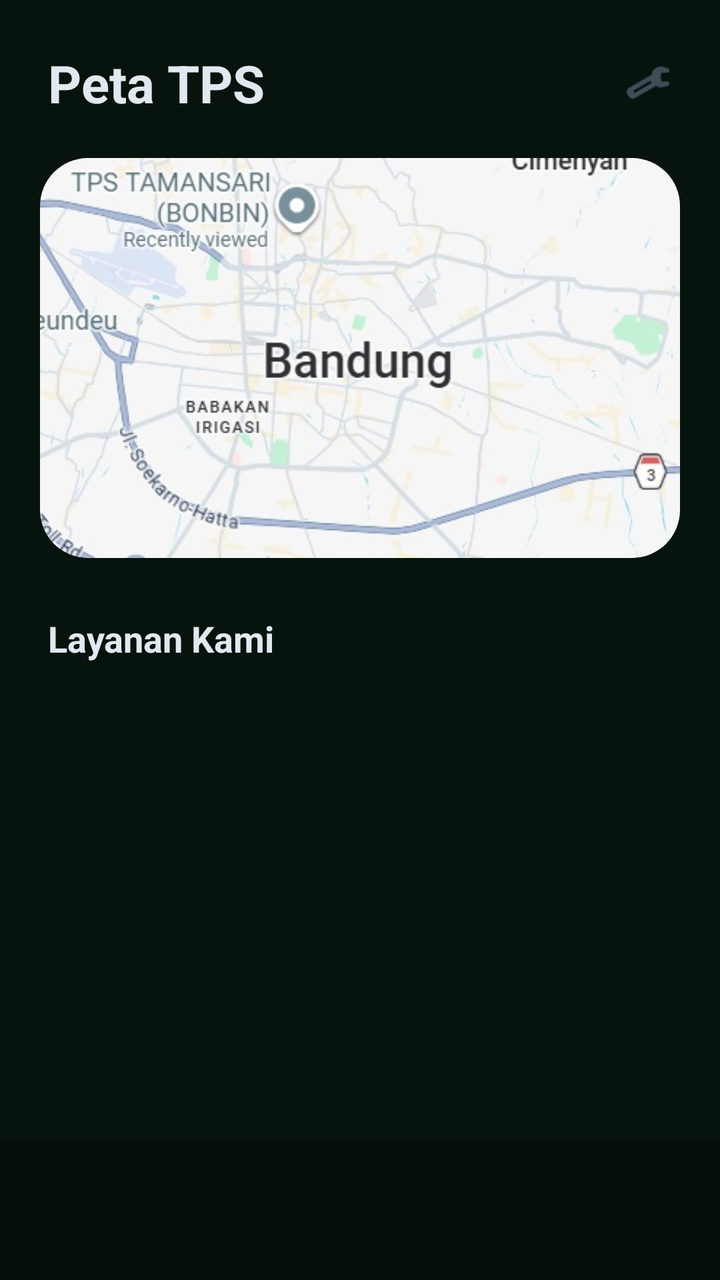
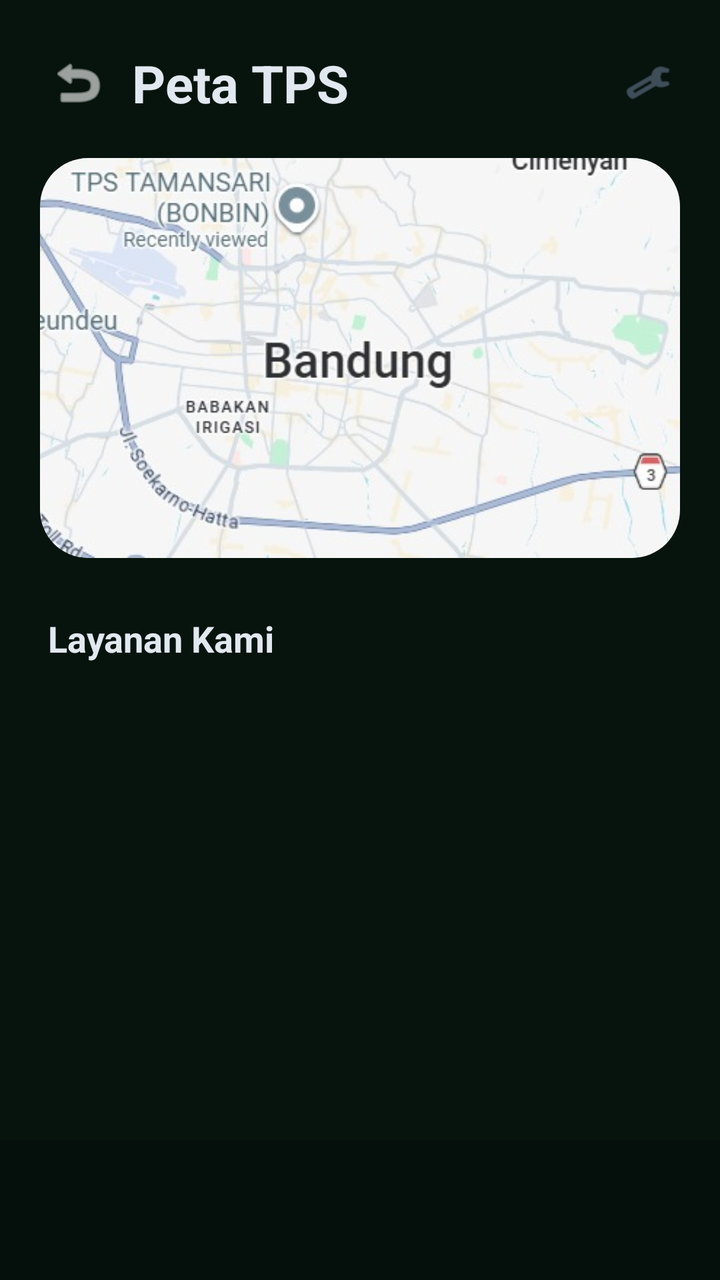

The first picture is an Android layout as it rendered before a commit; the second is the same layout after the commit. The layout source and the unified diff follow.
<!-- AndroidManifest.xml: application theme Theme.EcoSort -->
<!-- res/layout/activity_tps.xml -->
<?xml version="1.0" encoding="utf-8"?>
<androidx.coordinatorlayout.widget.CoordinatorLayout xmlns:android="http://schemas.android.com/apk/res/android"
    xmlns:app="http://schemas.android.com/apk/res-auto"
    android:id="@+id/main"
    android:layout_width="match_parent"
    android:layout_height="match_parent"
    android:background="#07140E">

    <androidx.core.widget.NestedScrollView
        android:layout_width="match_parent"
        android:layout_height="match_parent"
        android:paddingBottom="70dp"
        android:clipToPadding="false">

        <LinearLayout
            android:layout_width="match_parent"
            android:layout_height="wrap_content"
            android:orientation="vertical">

            <LinearLayout
                android:layout_width="match_parent"
                android:layout_height="wrap_content"
                android:orientation="horizontal"
                android:paddingHorizontal="24dp"
                android:paddingTop="24dp"
                android:paddingBottom="12dp"
                android:gravity="center_vertical">

                <TextView
                    android:layout_width="0dp"
                    android:layout_height="wrap_content"
                    android:layout_weight="1"
                    android:text="Peta TPS"
                    android:textSize="26sp"
                    android:textStyle="bold"
                    android:textColor="#E2E8F0" />

                <ImageView
                    android:layout_width="24dp"
                    android:layout_height="24dp"
                    android:src="@android:drawable/ic_menu_preferences"
                    app:tint="#64748B" />
            </LinearLayout>

            <androidx.cardview.widget.CardView
                android:layout_width="match_parent"
                android:layout_height="200dp"
                android:layout_marginHorizontal="20dp"
                android:layout_marginVertical="8dp"
                app:cardCornerRadius="24dp"
                app:cardElevation="0dp"
                app:cardBackgroundColor="#0B1C14">

                <ImageView
                    android:layout_width="match_parent"
                    android:layout_height="match_parent"
                    android:src="@drawable/img_maps"
                    android:scaleType="centerCrop" />

            </androidx.cardview.widget.CardView>

            <TextView
                android:layout_width="wrap_content"
                android:layout_height="wrap_content"
                android:layout_marginHorizontal="24dp"
                android:layout_marginTop="20dp"
                android:layout_marginBottom="12dp"
                android:text="Layanan Kami"
                android:textColor="#E2E8F0"
                android:textSize="18sp"
                android:textStyle="bold" />

            <androidx.recyclerview.widget.RecyclerView
                android:id="@+id/rvTps"
                android:layout_width="match_parent"
                android:layout_height="wrap_content"
                android:paddingHorizontal="16dp"
                android:nestedScrollingEnabled="false"
                android:scrollbars="none" />

        </LinearLayout>
    </androidx.core.widget.NestedScrollView>

    <com.google.android.material.bottomnavigation.BottomNavigationView
        android:layout_width="match_parent"
        android:layout_height="70dp"
        android:layout_gravity="bottom"
        android:background="#050F0B"
        app:itemIconTint="#475569"
        app:itemTextColor="#475569" />

</androidx.coordinatorlayout.widget.CoordinatorLayout>
<!-- resources referenced by this layout -->
<resources>
  <!-- drawable img_maps: jpeg bitmap (drawable, 41404 bytes) -->
  <style name="Theme.EcoSort" parent="Base.Theme.EcoSort" />
  <style name="Base.Theme.EcoSort" parent="Theme.MaterialComponents.DayNight.NoActionBar">
          <item name="colorPrimary">#34D399</item>
          <item name="android:windowBackground">#07140E</item>
          <item name="colorSecondaryContainer">#113C24</item>
          <item name="colorOnSecondaryContainer">#34D399</item>
      </style>
</resources>

<!-- the commit's change to res/layout/activity_tps.xml (unified diff, before → after) -->
@@ -4,82 +4,89 @@
     android:id="@+id/main"
     android:layout_width="match_parent"
     android:layout_height="match_parent"
-    android:background="#07140E">
+    android:background="#07140E"
+    android:fitsSystemWindows="true"> <androidx.core.widget.NestedScrollView
+    android:layout_width="match_parent"
+    android:layout_height="match_parent"
+    android:paddingBottom="70dp"
+    android:clipToPadding="false">
 
-    <androidx.core.widget.NestedScrollView
+    <LinearLayout
         android:layout_width="match_parent"
-        android:layout_height="match_parent"
-        android:paddingBottom="70dp"
-        android:clipToPadding="false">
+        android:layout_height="wrap_content"
+        android:orientation="vertical">
 
         <LinearLayout
             android:layout_width="match_parent"
             android:layout_height="wrap_content"
-            android:orientation="vertical">
+            android:orientation="horizontal"
+            android:paddingHorizontal="24dp"
+            android:paddingTop="24dp"
+            android:paddingBottom="12dp"
+            android:gravity="center_vertical">
 
-            <LinearLayout
-                android:layout_width="match_parent"
-                android:layout_height="wrap_content"
-                android:orientation="horizontal"
-                android:paddingHorizontal="24dp"
-                android:paddingTop="24dp"
-                android:paddingBottom="12dp"
-                android:gravity="center_vertical">
-
-                <TextView
-                    android:layout_width="0dp"
-                    android:layout_height="wrap_content"
-                    android:layout_weight="1"
-                    android:text="Peta TPS"
-                    android:textSize="26sp"
-                    android:textStyle="bold"
-                    android:textColor="#E2E8F0" />
-
-                <ImageView
-                    android:layout_width="24dp"
-                    android:layout_height="24dp"
-                    android:src="@android:drawable/ic_menu_preferences"
-                    app:tint="#64748B" />
-            </LinearLayout>
-
-            <androidx.cardview.widget.CardView
-                android:layout_width="match_parent"
-                android:layout_height="200dp"
-                android:layout_marginHorizontal="20dp"
-                android:layout_marginVertical="8dp"
-                app:cardCornerRadius="24dp"
-                app:cardElevation="0dp"
-                app:cardBackgroundColor="#0B1C14">
-
-                <ImageView
-                    android:layout_width="match_parent"
-                    android:layout_height="match_parent"
-                    android:src="@drawable/img_maps"
-                    android:scaleType="centerCrop" />
-
-            </androidx.cardview.widget.CardView>
+            <ImageView
+                android:id="@+id/btnBackTps"
+                android:layout_width="30dp"
+                android:layout_height="30dp"
+                android:layout_marginEnd="12dp"
+                android:src="@android:drawable/ic_menu_revert"
+                app:tint="#FFFFFF" />
 
             <TextView
-                android:layout_width="wrap_content"
+                android:layout_width="0dp"
                 android:layout_height="wrap_content"
-                android:layout_marginHorizontal="24dp"
-                android:layout_marginTop="20dp"
-                android:layout_marginBottom="12dp"
-                android:text="Layanan Kami"
-                android:textColor="#E2E8F0"
-                android:textSize="18sp"
-                android:textStyle="bold" />
+                android:layout_weight="1"
+                android:text="Peta TPS"
+                android:textSize="26sp"
+                android:textStyle="bold"
+                android:textColor="#E2E8F0" />
 
-            <androidx.recyclerview.widget.RecyclerView
-                android:id="@+id/rvTps"
+            <ImageView
+                android:layout_width="24dp"
+                android:layout_height="24dp"
+                android:src="@android:drawable/ic_menu_preferences"
+                app:tint="#64748B" />
+        </LinearLayout>
+
+        <androidx.cardview.widget.CardView
+            android:layout_width="match_parent"
+            android:layout_height="200dp"
+            android:layout_marginHorizontal="20dp"
+            android:layout_marginVertical="8dp"
+            app:cardCornerRadius="24dp"
+            app:cardElevation="0dp"
+            app:cardBackgroundColor="#0B1C14">
+
+            <ImageView
                 android:layout_width="match_parent"
-                android:layout_height="wrap_content"
-                android:paddingHorizontal="16dp"
-                android:nestedScrollingEnabled="false"
-                android:scrollbars="none" />
+                android:layout_height="match_parent"
+                android:src="@drawable/img_maps"
+                android:scaleType="centerCrop" />
 
-        </LinearLayout>
-    </androidx.core.widget.NestedScrollView>
+        </androidx.cardview.widget.CardView>
+
+        <TextView
+            android:layout_width="wrap_content"
+            android:layout_height="wrap_content"
+            android:layout_marginHorizontal="24dp"
+            android:layout_marginTop="20dp"
+            android:layout_marginBottom="12dp"
+            android:text="Layanan Kami"
+            android:textColor="#E2E8F0"
+            android:textSize="18sp"
+            android:textStyle="bold" />
+
+        <androidx.recyclerview.widget.RecyclerView
+            android:id="@+id/rvTps"
+            android:layout_width="match_parent"
+            android:layout_height="wrap_content"
+            android:paddingHorizontal="16dp"
+            android:nestedScrollingEnabled="false"
+            android:scrollbars="none" />
+
+    </LinearLayout>
+</androidx.core.widget.NestedScrollView>
 
     <com.google.android.material.bottomnavigation.BottomNavigationView
         android:layout_width="match_parent"
